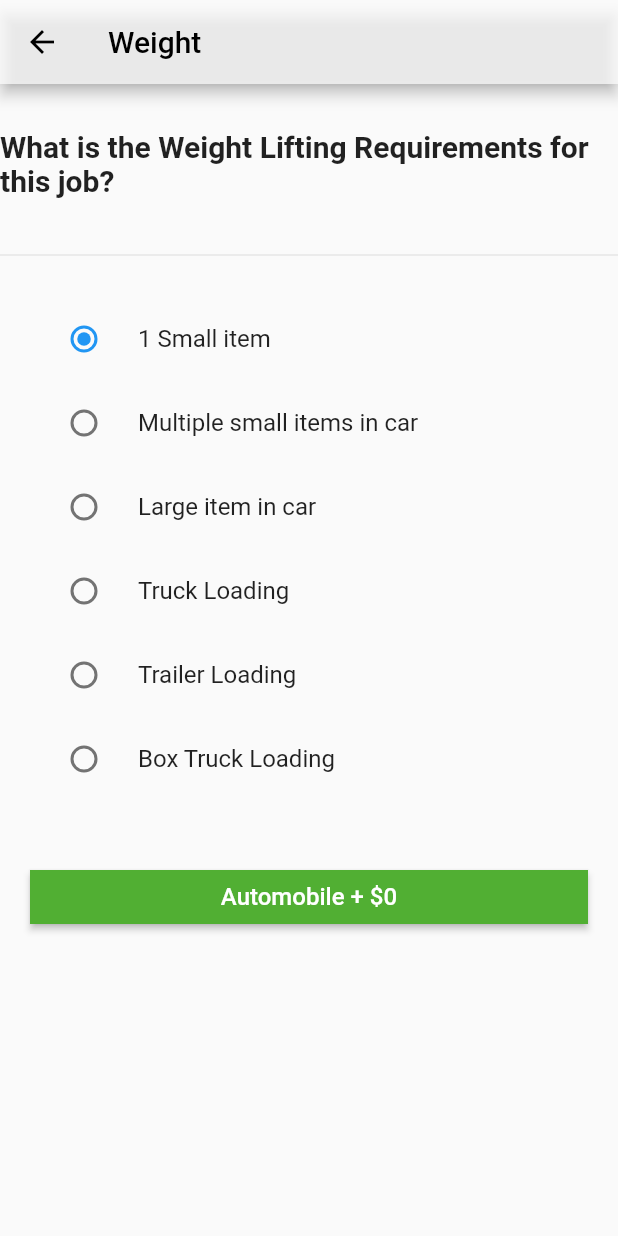
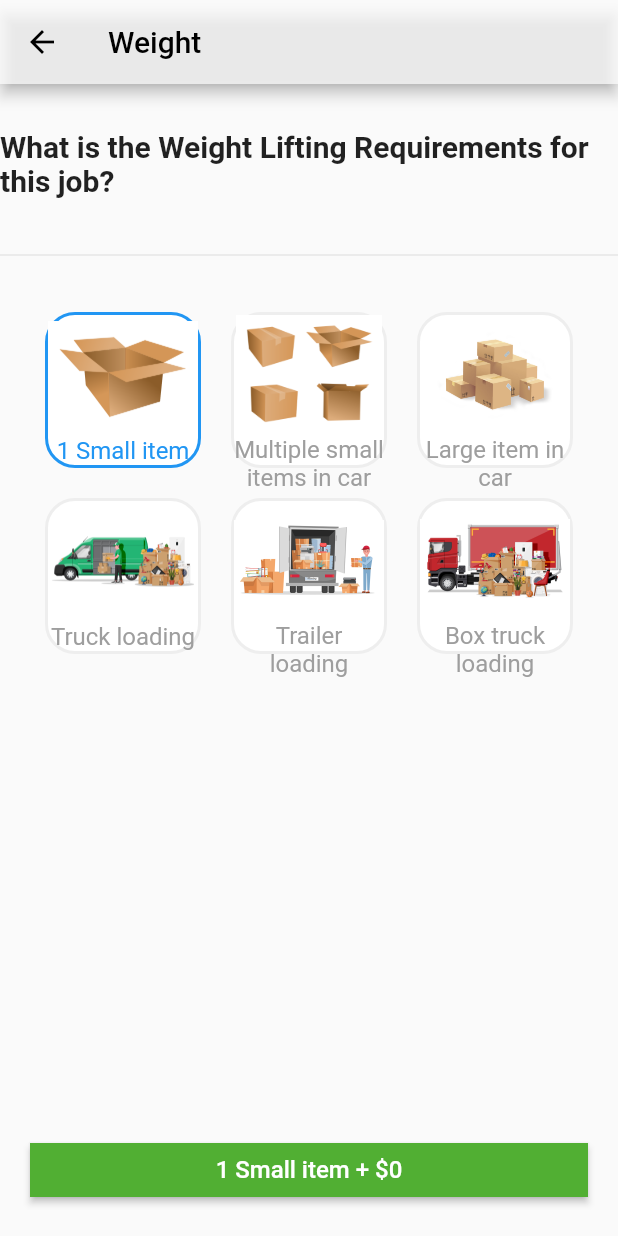
Before and after one commit to firepmi/sam-rider-app, a Flutter app: the SelectWeightPage screen opened by its route, on a phone screen of 412 x 824 dp. Run offline on Flutter 3.47's test engine with Material 2 defaults, Android fonts, the phone set to English and light mode, and no system bars; our stand-ins replace firebase_auth, firebase_core, firebase_database, firebase_storage, flutter_rating_bar, flutter_svg and 9 more; missing offline and left inert: flip_panel, google_map_location_picker, google_maps_webservice; accounts and stored records are empty; network calls fail.

Commit message:
ui update

```diff
--- a/lib/main.dart
+++ b/lib/main.dart
@@ -4,7 +4,6 @@ import 'package:sam_rider_app/src/blocs/auth_bloc.dart';
 import 'package:sam_rider_app/src/ui/pages/add_payment_method.dart';
 import 'package:sam_rider_app/src/ui/pages/driver_list.dart';
 import 'package:sam_rider_app/src/ui/pages/driver_profile.dart';
-import 'package:sam_rider_app/src/ui/pages/free_rides.dart';
 import 'package:sam_rider_app/src/ui/pages/help.dart';
 import 'package:sam_rider_app/src/ui/pages/job_location_pick.dart';
 import 'package:sam_rider_app/src/ui/pages/intro.dart';
@@ -49,7 +48,6 @@ void main() async {
           '/add_card': (context) => AddCardPage(),
           '/your_trip': (context) => YourTripPage(),
           '/select_issue': (context) => SelectIssuePage(),
-          '/free_rides': (context) => FreeRidesPage(),
           '/help': (context) => HelpPage(),
           '/settings': (context) => SettingsPage(),
           '/profile': (context) => ProfilePage(),
--- a/lib/src/ui/pages/select_weight.dart
+++ b/lib/src/ui/pages/select_weight.dart
@@ -10,24 +10,74 @@ class SelectWeightPage extends StatefulWidget {
 
 class _SelectWeightPageState extends State<SelectWeightPage> {
   List<LatLng> path = List();
-  WeightOptional _weight = WeightOptional.option1;
 
-  String getButtonTitle() {
-    switch (_weight) {
-      case WeightOptional.option1:
-        return "Automobile + \$0";
-      case WeightOptional.option2:
-        return "SUV + \$7";
-      case WeightOptional.option3:
-        return "Pickup + \$25";
-      case WeightOptional.option4:
-        return "Truck + \$50";
-      case WeightOptional.option5:
-        return "Trailer + \$50";
-      case WeightOptional.option6:
-        return "Box Truck + \$75";
-    }
-    return "Please select weight option";
+  var titles = [
+    "1 Small item",
+    "Multiple small items in car",
+    "Large item in car",
+    "Truck loading",
+    "Trailer loading",
+    "Box truck loading",
+  ];
+  var images = [
+    'assets/images/weight_option1.png',
+    'assets/images/weight_option2.png',
+    'assets/images/weight_option3.png',
+    'assets/images/weight_option4.png',
+    'assets/images/weight_option5.png',
+    'assets/images/weight_option6.png',
+  ];
+  var prices = [0, 5, 7, 25, 50, 75];
+
+  List<Widget> getMenu() {
+    List<Widget> menu = [];
+    WeightOptional.values.forEach((weight) {
+      menu.add(Center(
+        child: GestureDetector(
+          onTap: () {
+            setState(() {
+              Globals.weight = weight;
+            });
+          },
+          child: Padding(
+            padding: EdgeInsets.all(10),
+            child: Container(
+              decoration: BoxDecoration(
+                  color: Colors.white,
+                  border: Border.all(
+                    color: Globals.weight == weight
+                        ? Colors.blue
+                        : Colors.grey[200],
+                    width: 2,
+                  ),
+                  borderRadius: BorderRadius.all(Radius.circular(20))),
+              child: Column(
+                mainAxisAlignment: MainAxisAlignment.spaceEvenly,
+                crossAxisAlignment: CrossAxisAlignment.stretch,
+                children: [
+                  Image.asset(
+                    images[weight.index],
+                    // color: Globals.weight == weight ? Colors.blue : Colors.grey,
+                    width: 80,
+                    height: 80,
+                  ),
+                  Text(
+                    titles[weight.index],
+                    textAlign: TextAlign.center,
+                    style: TextStyle(
+                        color: Globals.weight == weight
+                            ? Colors.blue
+                            : Colors.grey,
+                        fontSize: 16),
+                  )
+                ],
+              ),
+            ),
+          ),
+        ),
+      ));
+    });
+    return menu;
   }
 
   @override
@@ -41,7 +91,8 @@ class _SelectWeightPageState extends State<SelectWeightPage> {
         ),
         iconTheme: IconThemeData(color: Colors.black),
       ),
-      body: ListView(
+      body: Column(
+        crossAxisAlignment: CrossAxisAlignment.stretch,
         children: [
           Center(
             child: Padding(
@@ -53,72 +104,14 @@ class _SelectWeightPageState extends State<SelectWeightPage> {
             ),
           ),
           Divider(),
-          Padding(
-            padding: EdgeInsets.only(top: 20, bottom: 20, left: 20, right: 20),
-            child: Column(
-              children: <Widget>[
-                RadioListTile<WeightOptional>(
-                  title: const Text('1 Small item'),
-                  value: WeightOptional.option1,
-                  groupValue: _weight,
-                  onChanged: (WeightOptional value) {
-                    setState(() {
-                      _weight = value;
-                    });
-                  },
-                ),
-                RadioListTile<WeightOptional>(
-                  title: const Text('Multiple small items in car'),
-                  value: WeightOptional.option2,
-                  groupValue: _weight,
-                  onChanged: (WeightOptional value) {
-                    setState(() {
-                      _weight = value;
-                    });
-                  },
-                ),
-                RadioListTile<WeightOptional>(
-                  title: const Text('Large item in car'),
-                  value: WeightOptional.option3,
-                  groupValue: _weight,
-                  onChanged: (WeightOptional value) {
-                    setState(() {
-                      _weight = value;
-                    });
-                  },
-                ),
-                RadioListTile<WeightOptional>(
-                  title: const Text('Truck Loading'),
-                  value: WeightOptional.option4,
-                  groupValue: _weight,
-                  onChanged: (WeightOptional value) {
-                    setState(() {
-                      _weight = value;
-                    });
-                  },
-                ),
-                RadioListTile<WeightOptional>(
-                  title: const Text('Trailer Loading'),
-                  value: WeightOptional.option5,
-                  groupValue: _weight,
-                  onChanged: (WeightOptional value) {
-                    setState(() {
-                      _weight = value;
-                    });
-                  },
-                ),
-                RadioListTile<WeightOptional>(
-                  title: const Text('Box Truck Loading'),
-                  value: WeightOptional.option6,
-                  groupValue: _weight,
-                  onChanged: (WeightOptional value) {
-                    setState(() {
-                      _weight = value;
-                    });
-                  },
-                ),
-              ],
-            ),
+          Expanded(
+            child: Padding(
+                padding:
+                    EdgeInsets.only(top: 20, bottom: 20, left: 20, right: 20),
+                child: GridView.count(
+                  crossAxisCount: 3,
+                  children: getMenu(),
+                )),
           ),
           Padding(
             padding: EdgeInsets.only(top: 20, bottom: 20, left: 20, right: 20),
@@ -127,12 +120,13 @@ class _SelectWeightPageState extends State<SelectWeightPage> {
                   borderRadius: BorderRadius.circular(0.0),
                   side: BorderSide(color: AppColors.main)),
               onPressed: () {
-                Globals.weight = _weight;
                 Navigator.pushNamed(context, '/driver_list');
               },
               color: AppColors.main,
               textColor: Colors.white,
-              child: Text(getButtonTitle(), style: TextStyle(fontSize: 16)),
+              child: Text(
+                  "${titles[Globals.weight.index]} + \$${prices[Globals.weight.index]}",
+                  style: TextStyle(fontSize: 16)),
             ),
           ),
         ],
--- a/pubspec.yaml
+++ b/pubspec.yaml
@@ -31,9 +31,9 @@ dependencies:
   percent_indicator: ^2.1.7+4
   flutter_rating_bar: ^3.0.1+1
   flutter_svg: ^0.19.0
+  marquee: ^1.6.1
+  native_pdf_view: ^3.8.0
 
-  native_pdf_view: ^3.8.0
-  # advance_pdf_viewer: ^1.2.0
 dev_dependencies:
   flutter_test:
     sdk: flutter
```
Also changed, not shown: lib/src/ui/pages/profile.dart (+22 -9 lines), lib/src/ui/pages/settings.dart (+70 -41 lines), lib/src/ui/pages/your_trips.dart (+29 -17 lines), lib/src/ui/widgets/home_menu_drawer.dart (+4 -5 lines), assets/images/weight_option1.png (added), assets/images/weight_option2.png (added), assets/images/weight_option3.png (added), assets/images/weight_option4.png (added), assets/images/weight_option5.png (added), assets/images/weight_option6.png (added), pubspec.lock.
